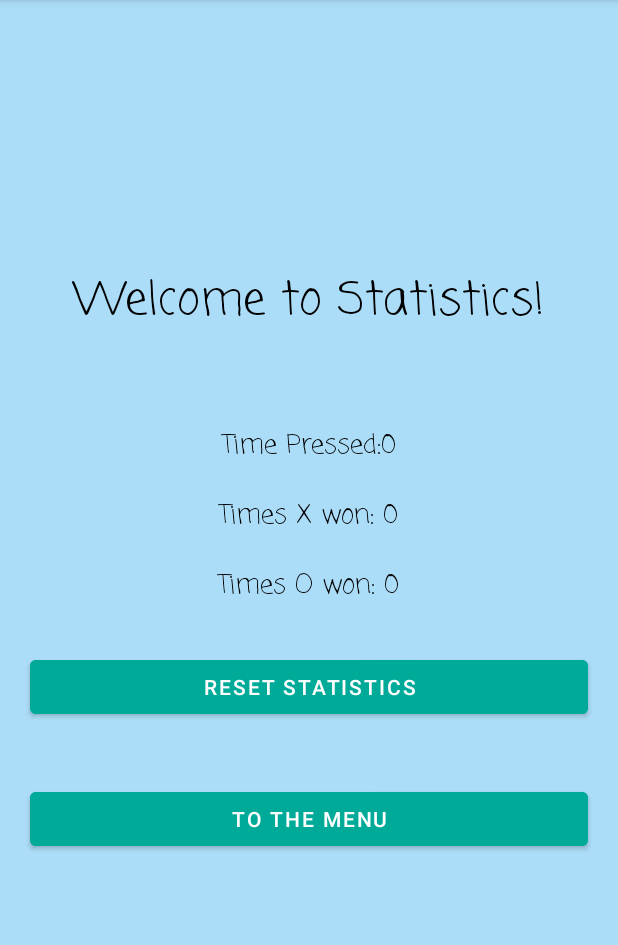
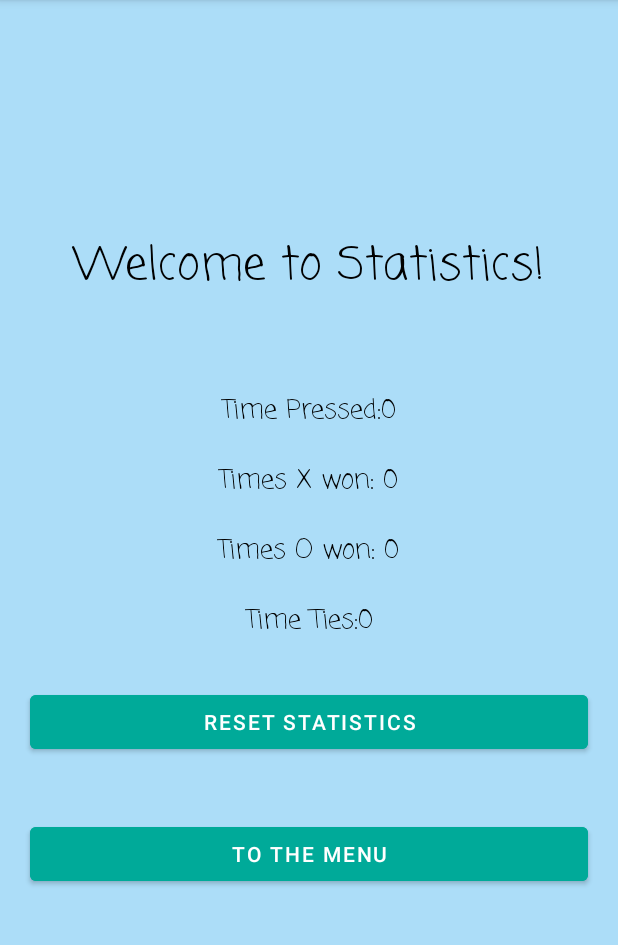
Before and after one commit to avivaviv283/TicTacToe2, an Android app: the Statistics screen opened directly, with no data from a screen before it, on a phone screen of 412 x 824 dp, the part 84-1029 px from its top. Run offline under Robolectric (Android 15) with nearby library versions, the phone set to English and light mode, and no system bars.

Commit message:
Fixed tie in stats

```diff
--- a/app/src/main/java/com/example/myapplication/Statistics.java
+++ b/app/src/main/java/com/example/myapplication/Statistics.java
@@ -26,12 +26,12 @@ import static java.lang.Integer.parseInt;
 public class Statistics extends AppCompatActivity {
     Button toMenu,reset;
     Intent goMenu;
-    TextView timeO, timeX, timePressed;
+    TextView timeO, timeX, timePressed,tie;
     FileInputStream fis;
     InputStreamReader isr;
     BufferedReader br;
     String st;
-    int Owin, Xwin;
+    int Owin, Xwin ,Tie;
     int counter;
 
 
@@ -41,6 +41,7 @@ public class Statistics extends AppCompatActivity {
         setContentView(R.layout.activity_statistics);
         toMenu = findViewById(R.id.menu);
         reset=findViewById(R.id.reset);
+        tie=findViewById(R.id.tie);
         timeO = findViewById(R.id.timeO);
         timeX = findViewById(R.id.timeX);
         timePressed = findViewById(R.id.timePressed);
@@ -60,7 +61,7 @@ public class Statistics extends AppCompatActivity {
             isr = new InputStreamReader(fis);
             br = new BufferedReader(isr);
             while ((st = br.readLine()) != null) {
-                if (!st.equals("X") && !st.equals("O")) {
+                if (!st.equals("X") && !st.equals("O")&&!st.equals("T")) {
                     if (parseInt(st) > 0) {
                         counter += Integer.parseInt(st);
                     }
@@ -69,6 +70,8 @@ public class Statistics extends AppCompatActivity {
                     Owin++;
                 if (st.equals("X"))
                     Xwin++;
+                if(st.equals("T"))
+                   Tie++;
             }
 
             fis.close();
@@ -80,6 +83,8 @@ public class Statistics extends AppCompatActivity {
         timePressed.setText("Time Pressed:" + counter);
         timeO.setText("Times O won: " + Owin);
         timeX.setText("Times X won: " + Xwin);
+        tie.setText("Time Ties:"+ Tie);
+
     }
 
 
--- a/app/src/main/res/layout/activity_statistics.xml
+++ b/app/src/main/res/layout/activity_statistics.xml
@@ -48,6 +48,16 @@
         android:text="Times O won:"
         android:textColor="@color/black"
         android:textSize="17dp" />
+
+    <TextView
+        android:id="@+id/tie"
+        android:layout_width="wrap_content"
+        android:layout_height="wrap_content"
+        android:layout_margin="10dp"
+        android:fontFamily="casual"
+        android:text="Times Tie:"
+        android:textColor="@color/black"
+        android:textSize="17dp" />
     <Button
         android:id="@+id/reset"
         android:onClick="resetStats"
```
Also changed, not shown: app/src/main/java/com/example/myapplication/Game.java (+8 -5 lines).
